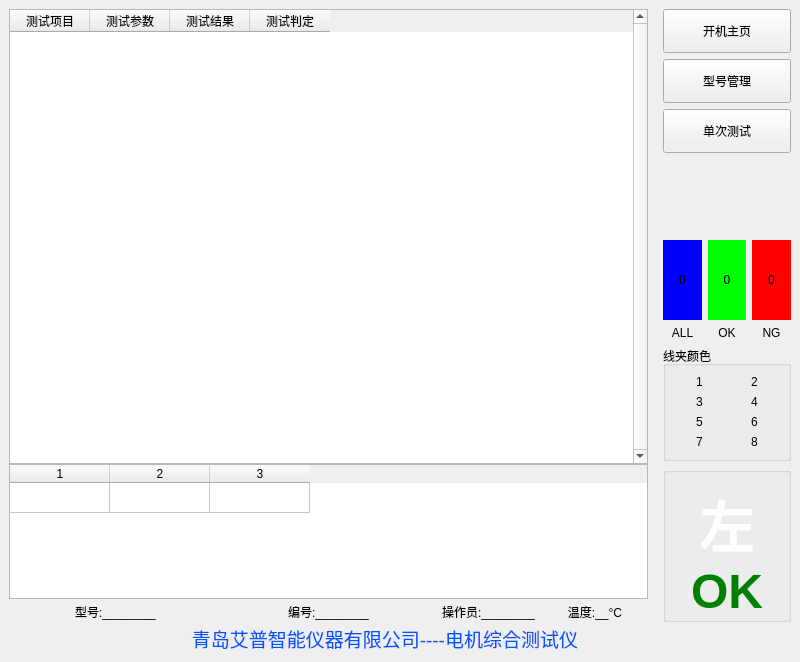
Above: WinTest.ui from bloglink/aip-tester before the change. Below: the same form after it.
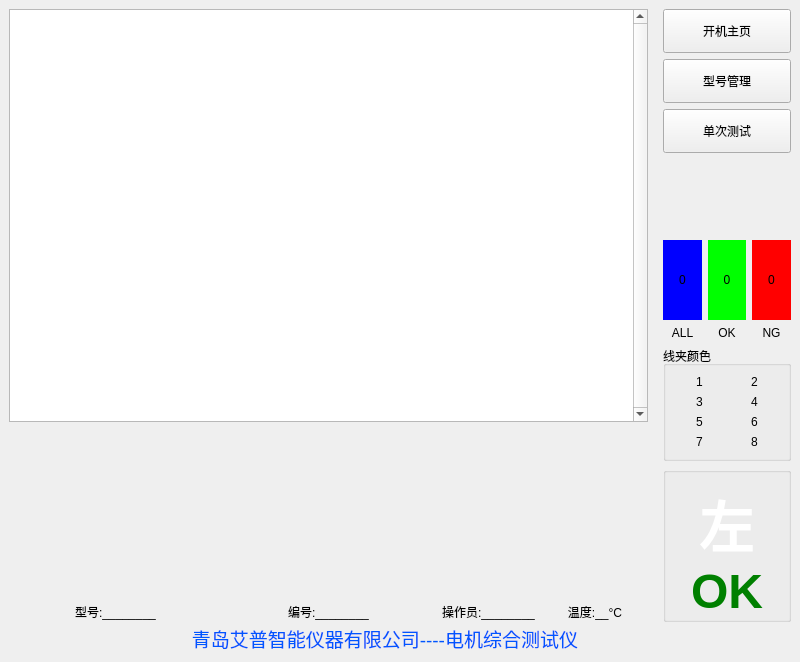
That is the form after the change. Icons and pictures are not drawn. Custom widgets are drawn as their Qt base class.

Commit message: 修复:修正测试显示界面

The edit to the form file:
```diff
--- a/WinTest.ui
+++ b/WinTest.ui
@@ -41,7 +41,7 @@
        </property>
        <item>
         <widget class="QWidget" name="widgetTest" native="true">
-         <layout class="QVBoxLayout" name="verticalLayout">
+         <layout class="QVBoxLayout" name="verticalLayout" stretch="7,3,0,0">
           <property name="spacing">
            <number>0</number>
           </property>
@@ -58,7 +58,7 @@
            <number>0</number>
           </property>
           <item>
-           <widget class="QTableWidget" name="TabTest">
+           <widget class="QTableView" name="view">
             <property name="focusPolicy">
              <enum>Qt::NoFocus</enum>
             </property>
@@ -77,87 +77,10 @@
             <property name="selectionBehavior">
              <enum>QAbstractItemView::SelectRows</enum>
             </property>
-            <property name="rowCount">
-             <number>0</number>
-            </property>
-            <property name="columnCount">
-             <number>4</number>
-            </property>
-            <attribute name="horizontalHeaderDefaultSectionSize">
-             <number>80</number>
-            </attribute>
-            <attribute name="horizontalHeaderHighlightSections">
-             <bool>false</bool>
-            </attribute>
-            <column>
-             <property name="text">
-              <string>测试项目</string>
-             </property>
-            </column>
-            <column>
-             <property name="text">
-              <string>测试参数</string>
-             </property>
-            </column>
-            <column>
-             <property name="text">
-              <string>测试结果</string>
-             </property>
-            </column>
-            <column>
-             <property name="text">
-              <string>测试判定</string>
-             </property>
-            </column>
            </widget>
           </item>
           <item>
-           <widget class="QTableWidget" name="TabWave">
-            <property name="maximumSize">
-             <size>
-              <width>16777215</width>
-              <height>135</height>
-             </size>
-            </property>
-            <property name="focusPolicy">
-             <enum>Qt::NoFocus</enum>
-            </property>
-            <property name="verticalScrollBarPolicy">
-             <enum>Qt::ScrollBarAlwaysOff</enum>
-            </property>
-            <property name="horizontalScrollBarPolicy">
-             <enum>Qt::ScrollBarAlwaysOff</enum>
-            </property>
-            <property name="editTriggers">
-             <set>QAbstractItemView::NoEditTriggers</set>
-            </property>
-            <property name="selectionMode">
-             <enum>QAbstractItemView::NoSelection</enum>
-            </property>
-            <attribute name="verticalHeaderVisible">
-             <bool>false</bool>
-            </attribute>
-            <row>
-             <property name="text">
-              <string>1</string>
-             </property>
-            </row>
-            <column>
-             <property name="text">
-              <string>1</string>
-             </property>
-            </column>
-            <column>
-             <property name="text">
-              <string>2</string>
-             </property>
-            </column>
-            <column>
-             <property name="text">
-              <string>3</string>
-             </property>
-            </column>
-           </widget>
+           <widget class="QCustomPlot" name="wave" native="true"/>
           </item>
           <item>
            <widget class="QWidget" name="WidgetTestOther" native="true">
@@ -725,6 +648,12 @@
    <extends>QLabel</extends>
    <header>Waveform.h</header>
   </customwidget>
+  <customwidget>
+   <class>QCustomPlot</class>
+   <extends>QWidget</extends>
+   <header>qcustomplot.h</header>
+   <container>1</container>
+  </customwidget>
  </customwidgets>
  <resources>
   <include location="image.qrc"/>
```
The commit also changes 11 other files.
